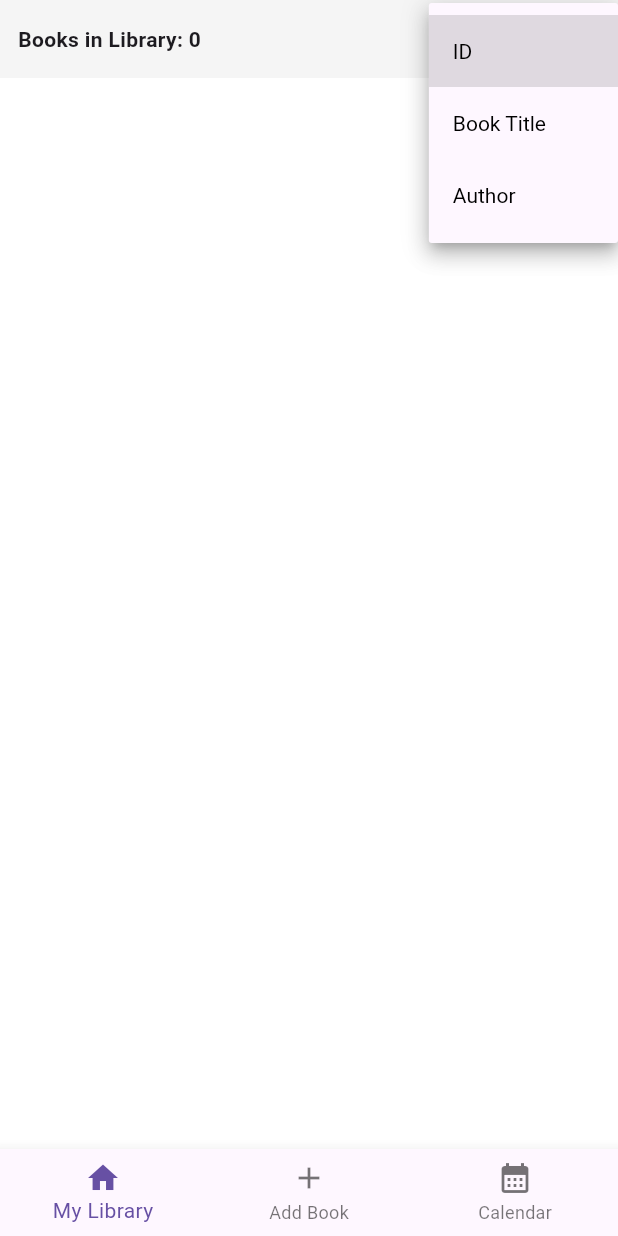
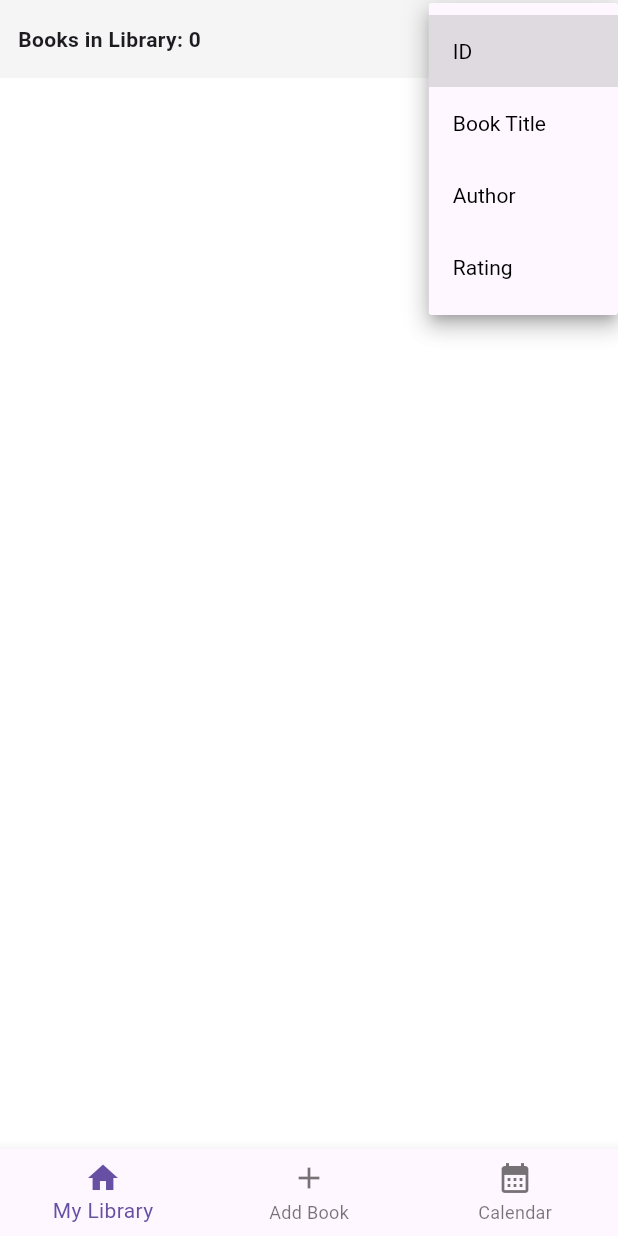
Before and after one commit to deckelmouck/fluhoowlib, a Flutter app: the screen it shows after launch, after a tap on "ID", on a phone screen of 412 x 824 dp. Run offline on Flutter 3.47's test engine with Material 3 defaults, Android fonts, the phone set to English and light mode, and no system bars; our stand-ins replace sqflite, table_calendar; accounts and stored records are empty.

Commit message:
add rating to orderby

```diff
--- a/lib/l10n/app_localizations.dart
+++ b/lib/l10n/app_localizations.dart
@@ -137,13 +137,13 @@ abstract class AppLocalizations {
   /// No description provided for @read.
   ///
   /// In en, this message translates to:
-  /// **'Read:'**
+  /// **'Read'**
   String get read;
 
   /// No description provided for @rating.
   ///
   /// In en, this message translates to:
-  /// **'Rating:'**
+  /// **'Rating'**
   String get rating;
 
   /// No description provided for @save.
--- a/lib/l10n/app_localizations_de.dart
+++ b/lib/l10n/app_localizations_de.dart
@@ -27,10 +27,10 @@ class AppLocalizationsDe extends AppLocalizations {
   String get author => 'Autor';
 
   @override
-  String get read => 'Gelesen:';
+  String get read => 'Gelesen';
 
   @override
-  String get rating => 'Bewertung:';
+  String get rating => 'Bewertung';
 
   @override
   String get save => 'Speichern';
--- a/lib/l10n/app_localizations_en.dart
+++ b/lib/l10n/app_localizations_en.dart
@@ -27,10 +27,10 @@ class AppLocalizationsEn extends AppLocalizations {
   String get author => 'Author';
 
   @override
-  String get read => 'Read:';
+  String get read => 'Read';
 
   @override
-  String get rating => 'Rating:';
+  String get rating => 'Rating';
 
   @override
   String get save => 'Save';
--- a/lib/l10n/intl_de.arb
+++ b/lib/l10n/intl_de.arb
@@ -5,8 +5,8 @@
   "calendar": "Kalendar",
   "bookTitle": "Buchtitel",
   "author": "Autor",
-  "read": "Gelesen:",
-  "rating": "Bewertung:",
+  "read": "Gelesen",
+  "rating": "Bewertung",
   "save": "Speichern",
   "month": "Monat",
   "noFutureDays": "Du kannst keine zukünftigen Tage markieren.",
--- a/lib/l10n/intl_en.arb
+++ b/lib/l10n/intl_en.arb
@@ -5,8 +5,8 @@
   "calendar": "Calendar",
   "bookTitle": "Book Title",
   "author": "Author",
-  "read": "Read:",
-  "rating": "Rating:",
+  "read": "Read",
+  "rating": "Rating",
   "save": "Save",
   "month": "Month",
   "noFutureDays": "You cannot mark future days.",
--- a/lib/models/book_order_by.dart
+++ b/lib/models/book_order_by.dart
@@ -1,6 +1,6 @@
 import '../l10n/app_localizations.dart';
 
-enum BookOrderBy { id, title, author }
+enum BookOrderBy { id, title, author, rating }
 
 extension BookOrderByExtension on BookOrderBy {
   String translatedName(AppLocalizations loc) {
@@ -11,6 +11,8 @@ extension BookOrderByExtension on BookOrderBy {
         return loc.bookTitle;
       case BookOrderBy.author:
         return loc.author;
+      case BookOrderBy.rating:
+        return loc.rating;
     }
   }
 
--- a/lib/pages/library_page.dart
+++ b/lib/pages/library_page.dart
@@ -44,6 +44,8 @@ class _LibraryPageState extends State<LibraryPage> {
           _books.sort((a, b) => a.title.compareTo(b.title));
         } else if (_orderBy == BookOrderBy.author) {
           _books.sort((a, b) => a.author.compareTo(b.author));
+        } else if (_orderBy == BookOrderBy.rating) {
+          _books.sort((a, b) => b.rating.compareTo(a.rating)); // Descending order
         }
       });
     }
```
